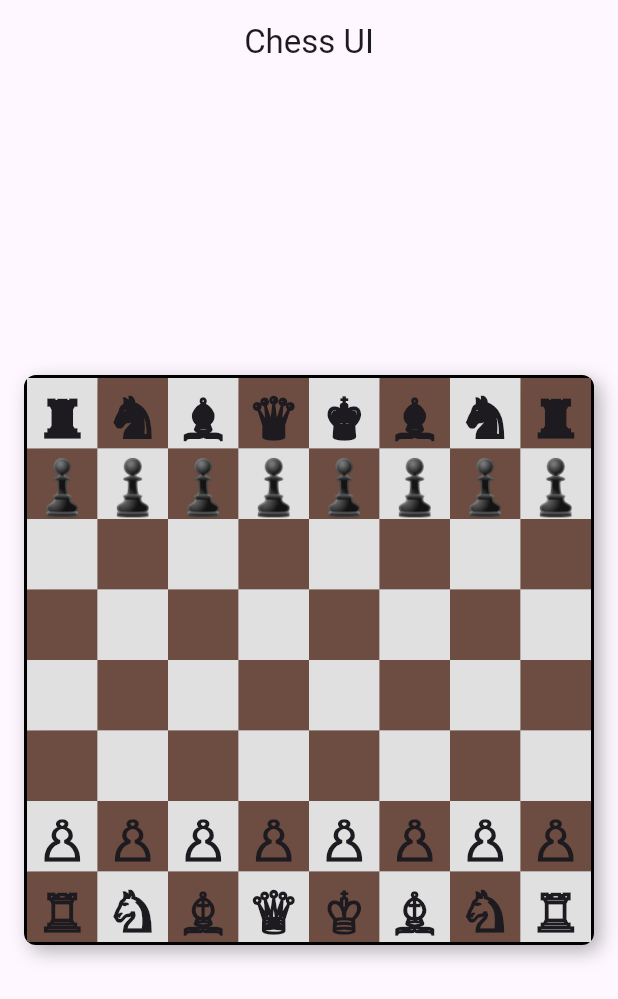
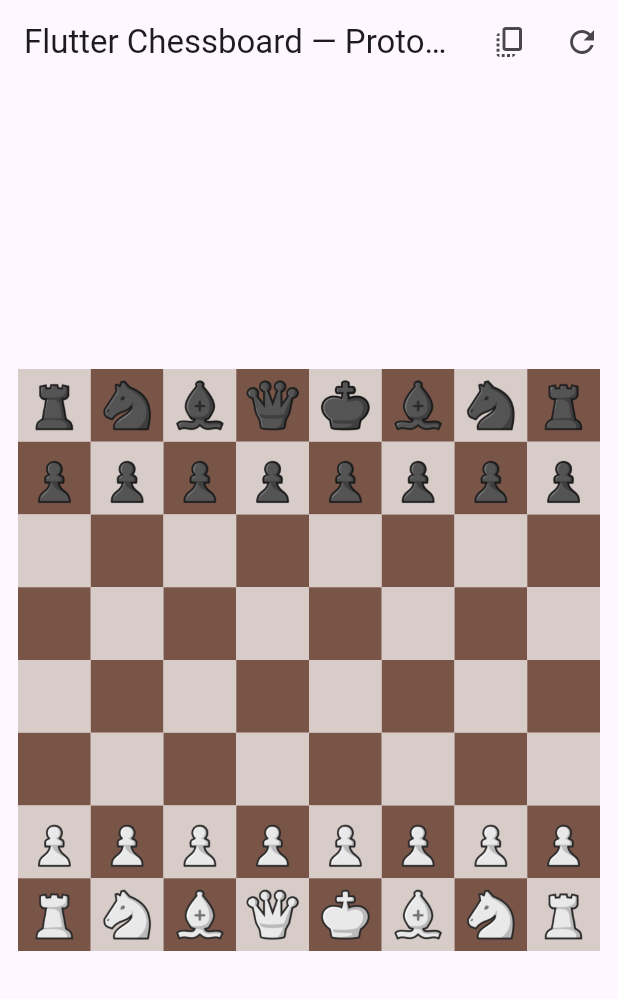
Before and after one commit to dakshhpanchal/chessy, a Flutter app: the screen it shows after launch, on a phone screen of 412 x 824 dp. Shown: the top 999 px of the screen. Run offline on Flutter 3.47's test engine with Material 3 defaults, Android fonts, the light colour scheme and no system bars; missing offline and left inert: dart:ffi.

Commit message:
Improved chessboard interface

```diff
--- a/app/lib/main.dart
+++ b/app/lib/main.dart
@@ -1,61 +1,197 @@
+// lib/main.dart
 import 'package:flutter/material.dart';
 
-void main() {
-  runApp(const ChessApp());
-}
+void main() => runApp(const MyApp());
 
-class ChessApp extends StatelessWidget {
-  const ChessApp({super.key});
-
+class MyApp extends StatelessWidget {
+  const MyApp({super.key});
   @override
   Widget build(BuildContext context) {
-    return MaterialApp(
+    return const MaterialApp(
       debugShowCheckedModeBanner: false,
-      title: 'Flutter Chess',
-      theme: ThemeData(
-        primarySwatch: Colors.blueGrey,
-        visualDensity: VisualDensity.adaptivePlatformDensity,
-      ),
-      home: const MyHomePage(),
+      home: ChessHomePage(),
     );
   }
 }
 
-class MyHomePage extends StatefulWidget {
-  const MyHomePage({super.key});
+class ChessHomePage extends StatefulWidget {
+  const ChessHomePage({super.key});
+  @override
+  State<ChessHomePage> createState() => _ChessHomePageState();
+}
+
+class _ChessHomePageState extends State<ChessHomePage> {
+  // Board: [row][col], 0..7
+  late List<List<String>> board;
+
+  // selected square as row,col or null
+  Pair<int, int>? selected;
 
   @override
-  _MyHomePageState createState() => _MyHomePageState();
+  void initState() {
+    super.initState();
+    board = _initialBoard();
+    // precache assets to avoid first-draw jank
+    _precachePieces();
   }
 
-class _MyHomePageState extends State<MyHomePage> {
-  // We will eventually get this from the C++ engine
-  final String initialFen = "rnbqkbnr/pppppppp/8/8/8/8/PPPPPPPP/RNBQKBNR";
+  List<List<String>> _initialBoard() {
+    return [
+      ['br','bn','bb','bq','bk','bb','bn','br'],
+      ['bp','bp','bp','bp','bp','bp','bp','bp'],
+      ['','','','','','','',''],
+      ['','','','','','','',''],
+      ['','','','','','','',''],
+      ['','','','','','','',''],
+      ['wp','wp','wp','wp','wp','wp','wp','wp'],
+      ['wr','wn','wb','wq','wk','wb','wn','wr'],
+    ];
+  }
+
+  Future<void> _precachePieces() async {
+    final names = ['wp','wn','wb','wr','wq','wk','bp','bn','bb','br','bq','bk'];
+    for (final n in names) {
+      final provider = AssetImage('assets/pieces/$n.png');
+      // ignore: use_build_context_synchronously
+      await precacheImage(provider, context);
+    }
+  }
+
+  void _onTapSquare(int row, int col) {
+    setState(() {
+      final piece = board[row][col];
+      if (selected == null) {
+        // select only if there's a piece
+        if (piece != '') selected = Pair(row, col);
+      } else {
+        // apply move (no legality check here)
+        final fromR = selected!.a;
+        final fromC = selected!.b;
+        if (fromR == row && fromC == col) {
+          // unselect
+          selected = null;
+        } else {
+          board[row][col] = board[fromR][fromC];
+          board[fromR][fromC] = '';
+          selected = null;
+        }
+      }
+    });
+  }
+
+  String boardToFen() {
+    // Simple FEN generator (no castling/en passant/halfmove/fullmove)
+    final rows = <String>[];
+    for (var r = 0; r < 8; r++) {
+      var emptyCount = 0;
+      var rowStr = '';
+      for (var c = 0; c < 8; c++) {
+        final p = board[r][c];
+        if (p == '') {
+          emptyCount++;
+        } else {
+          if (emptyCount > 0) {
+            rowStr += '$emptyCount';
+            emptyCount = 0;
+          }
+          final char = _pieceCodeToFenChar(p);
+          rowStr += char;
+        }
+      }
+      if (emptyCount > 0) rowStr += '$emptyCount';
+      rows.add(rowStr);
+    }
+    return rows.join('/') + ' w - - 0 1';
+  }
+
+  String _pieceCodeToFenChar(String code) {
+    if (code.isEmpty) return '';
+    final color = code[0]; // 'w' or 'b'
+    final t = code[1]; // p,n,b,r,q,k
+    final map = {
+      'p': 'p',
+      'n': 'n',
+      'b': 'b',
+      'r': 'r',
+      'q': 'q',
+      'k': 'k',
+    };
+    final ch = map[t] ?? '?';
+    return color == 'w' ? ch.toUpperCase() : ch;
+  }
 
   @override
   Widget build(BuildContext context) {
     return Scaffold(
       appBar: AppBar(
-        title: const Text('Chess UI'),
-        centerTitle: true,
+        title: const Text('Flutter Chessboard — Prototype'),
+        actions: [
+          IconButton(
+            tooltip: 'Print FEN',
+            onPressed: () {
+              final fen = boardToFen();
+              ScaffoldMessenger.of(context).showSnackBar(
+                SnackBar(content: Text('FEN: $fen')),
+              );
+            },
+            icon: const Icon(Icons.copy_all),
+          ),
+          IconButton(
+            tooltip: 'Reset Board',
+            onPressed: () {
+              setState(() {
+                board = _initialBoard();
+                selected = null;
+              });
+            },
+            icon: const Icon(Icons.refresh),
+          ),
+        ],
       ),
       body: Center(
+        child: Padding(
+          padding: const EdgeInsets.all(12.0),
           child: AspectRatio(
             aspectRatio: 1.0,
+            child: LayoutBuilder(builder: (context, constraints) {
+              final squareSize = constraints.maxWidth / 8;
+              return GridView.builder(
+                physics: const NeverScrollableScrollPhysics(),
+                gridDelegate: const SliverGridDelegateWithFixedCrossAxisCount(
+                  crossAxisCount: 8,
+                ),
+                itemCount: 64,
+                itemBuilder: (context, index) {
+                  final row = index ~/ 8;
+                  final col = index % 8;
+                  final isLight = (row + col) % 2 == 0;
+                  final piece = board[row][col];
+
+                  final isSelected = selected != null &&
+                      selected!.a == row &&
+                      selected!.b == col;
+
+                  return GestureDetector(
+                    onTap: () => _onTapSquare(row, col),
                     child: Container(
-            margin: const EdgeInsets.all(16.0),
-            decoration: BoxDecoration(
-              border: Border.all(color: Colors.black, width: 2.0),
-              borderRadius: BorderRadius.circular(8.0),
-              boxShadow: [
-                BoxShadow(
-                  color: Colors.black.withOpacity(0.3),
-                  blurRadius: 10,
-                  offset: const Offset(4, 4),
+                      color: isSelected
+                          ? Colors.green[400]
+                          : (isLight ? Colors.brown[100] : Colors.brown[500]),
+                      child: Center(
+                        child: piece.isNotEmpty
+                            ? Image.asset(
+                                'assets/pieces/$piece.png',
+                                width: squareSize * 0.85,
+                                height: squareSize * 0.85,
+                                fit: BoxFit.contain,
                               )
-              ],
+                            : null,
                       ),
-            child: ChessBoard(fen: initialFen),
+                    ),
+                  );
+                },
+              );
+            }),
           ),
         ),
       ),
@@ -63,64 +199,9 @@ class _MyHomePageState extends State<MyHomePage> {
   }
 }
 
-class ChessBoard extends StatelessWidget {
-  final String fen;
-  const ChessBoard({required this.fen, super.key});
-
-  @override
-  Widget build(BuildContext context) {
-    final lightSquareColor = Colors.grey[300]!;
-    final darkSquareColor = Colors.brown[600]!;
-
-    return GridView.builder(
-      gridDelegate: const SliverGridDelegateWithFixedCrossAxisCount(
-        crossAxisCount: 8,
-      ),
-      itemBuilder: (context, index) {
-        final row = index ~/ 8;
-        final col = index % 8;
-        final isLightSquare = (row + col) % 2 == 0;
-
-        return Container(
-          color: isLightSquare ? lightSquareColor : darkSquareColor,
-          child: Center(
-            // We'll render pieces here based on the FEN string later
-            child: Text(
-              _getPieceForSquare(row, col),
-              style: const TextStyle(fontSize: 36, fontWeight: FontWeight.bold),
-            ),
-          ),
-        );
-      },
-      itemCount: 64,
-      physics: const NeverScrollableScrollPhysics(),
-    );
+// small utility Pair
+class Pair<A, B> {
+  final A a;
+  final B b;
+  Pair(this.a, this.b);
 }
-
-  // A very basic FEN parser to place pieces.
-  // This should be expanded for a full implementation.
-  String _getPieceForSquare(int row, int col) {
-    final fenParts = fen.split(' ');
-    final boardState = fenParts[0].split('/');
-    final fenRow = boardState[row];
-    int currentPos = 0;
-    for (int i = 0; i < fenRow.length; i++) {
-      final char = fenRow[i];
-      final isDigit = int.tryParse(char);
-      if (isDigit != null) {
-        currentPos += isDigit;
-      } else {
-        if (currentPos == col) {
-          return _unicodePieces[char] ?? '';
-        }
-        currentPos++;
-      }
-    }
-    return '';
-  }
-
-  static const Map<String, String> _unicodePieces = {
-    'r': '♜', 'n': '♞', 'b': '♝', 'q': '♛', 'k': '♚', 'p': '♟',
-    'R': '♖', 'N': '♘', 'B': '♗', 'Q': '♕', 'K': '♔', 'P': '♙',
-  };
-}
--- a/app/pubspec.yaml
+++ b/app/pubspec.yaml
@@ -57,7 +57,8 @@ flutter:
   # included with your application, so that you can use the icons in
   # the material Icons class.
   uses-material-design: true
-
+  assets:
+    - assets/pieces/
   # To add assets to your application, add an assets section, like this:
   # assets:
   #   - images/a_dot_burr.jpeg
```
Also changed, not shown: app/assets/pieces/bb.png (added), app/assets/pieces/bk.png (added), app/assets/pieces/bn.png (added), app/assets/pieces/bp.png (added), app/assets/pieces/bq.png (added), app/assets/pieces/br.png (added), app/assets/pieces/wb.png (added), app/assets/pieces/wk.png (added), app/assets/pieces/wn.png (added), app/assets/pieces/wp.png (added), app/assets/pieces/wq.png (added), app/assets/pieces/wr.png (added). Lines whose indentation alone changed are shown as unchanged.
